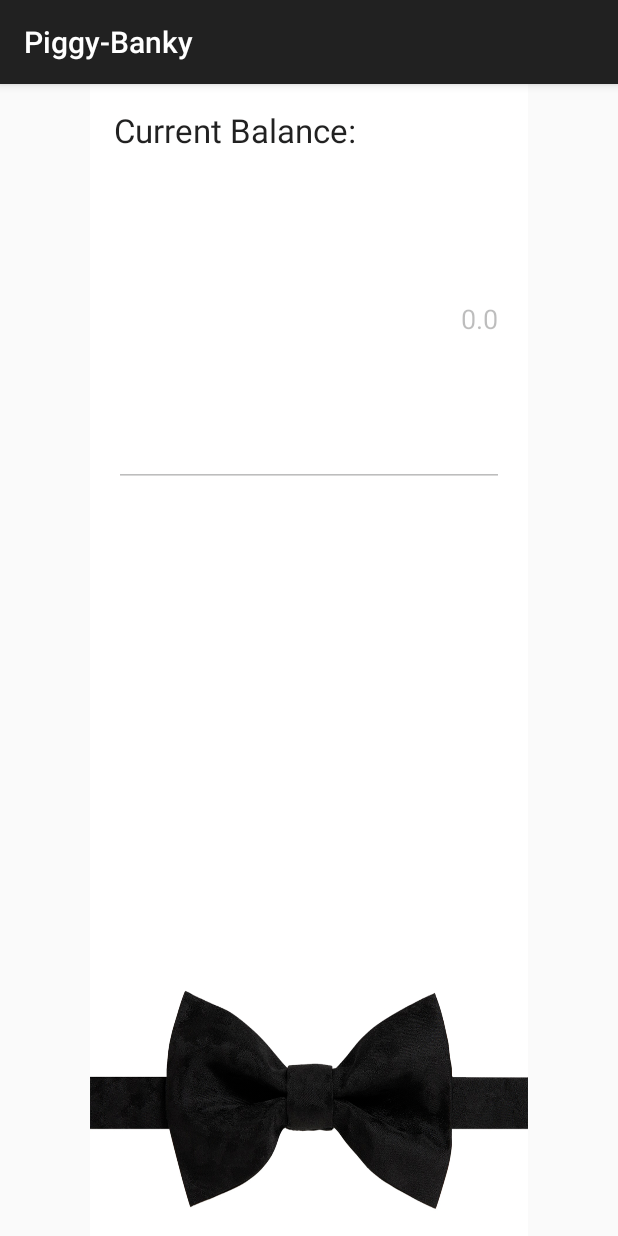
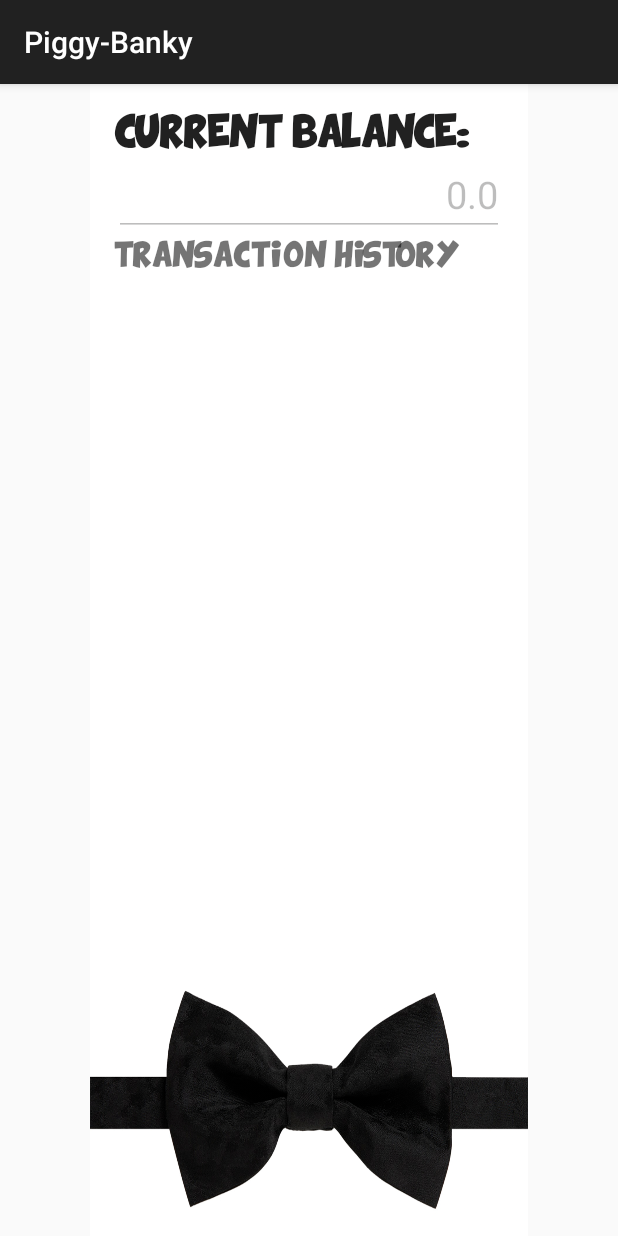
Before and after one commit to abiegamao/AndroidBankApp, an Android app: the TransactionHistory screen opened directly, with no data from a screen before it, on a phone screen of 412 x 824 dp. Run offline under Robolectric (Android 15) with nearby library versions, the phone set to English and light mode, and no system bars; 1 statement that could not run was skipped.

Commit message:
final-Cy

```diff
--- a/app/src/main/java/com/example/abiegamao/myapplication/Deposit.java
+++ b/app/src/main/java/com/example/abiegamao/myapplication/Deposit.java
@@ -19,6 +19,8 @@
     EditText editAmount;
     TextView currBaltxt, amtBaltxt;
     DatabaseHelper helper;
+    double bal;
+
 
     @Override
     protected void onCreate(Bundle savedInstanceState) {
@@ -58,6 +60,11 @@
         newTrans.setAmount(Float.valueOf(editAmount.getText().toString()));
         newTrans.setDate(dateFormat.format(date));
         newTrans.setTransactionType(1);
+        bal = newTrans.getAmount();
+        if(bal <= 0) {
+            alert("Cannot deposit such amount");
+            return;
+        }
         if(helper.insertTransaction(newTrans))
             alert("Success");
 
--- a/app/src/main/java/com/example/abiegamao/myapplication/TransactionHistory.java
+++ b/app/src/main/java/com/example/abiegamao/myapplication/TransactionHistory.java
@@ -1,16 +1,19 @@
 package com.example.abiegamao.myapplication;
 
 import android.database.Cursor;
+import android.graphics.Typeface;
 import android.support.v7.app.AppCompatActivity;
 import android.os.Bundle;
 import android.widget.ArrayAdapter;
 import android.widget.EditText;
 import android.widget.ListView;
 import android.widget.SimpleCursorAdapter;
+import android.widget.TextView;
 
 public class TransactionHistory extends AppCompatActivity {
     EditText curr;
     EditText editAmount;
+    TextView strCurrBal,strTH;
     ListView li;
     DatabaseHelper helper;
     TransactionClass[] t;
@@ -21,13 +24,38 @@
         super.onCreate(savedInstanceState);
         setContentView(R.layout.activity_transaction_history);
 
-        li = (ListView) findViewById(R.id.listView);
+        li = (ListView) findViewById(R.id.listViewTH);
         helper = new DatabaseHelper(this);
         curr = (EditText) findViewById(R.id.editTextCurrBalTH);
         curr.setEnabled(false);
 
+        helper = new DatabaseHelper(this);
+        strCurrBal=(TextView) findViewById(R.id.textViewCurrBalanceTH);
+        curr = (EditText) findViewById(R.id.editTextCurrBalTH);
+        strTH = (TextView) findViewById(R.id.textViewTH);
+        curr.setEnabled(false);
+
+        //STR
+        Typeface gotham = Typeface.createFromAsset(getAssets(), "fonts/Gotham-Book-Regular.ttf");
+        Typeface funsized = Typeface.createFromAsset(getAssets(), "fonts/FunSized.ttf");
+        Typeface comix = Typeface.createFromAsset(getAssets(), "fonts/Comix-Loud.ttf");
+        Typeface fishFingers = Typeface.createFromAsset(getAssets(), "fonts/Fishfingers.ttf");
+
+        curr.setTypeface(fishFingers);
+        strCurrBal.setTypeface(comix);
+
+        strTH.setTypeface(comix);
+        curr.setTextSize(25);
+        strCurrBal.setTextSize(15);
+        strTH.setTextSize(12);
+
+        strCurrBal.setText("CURRENT BALANCE: ");
+
         //GET CURRENT BALANCE DEP-WITHDRAW
         getCurrBal();
+
+
+
         helper.numberOfRows();
         len = helper.numberOfRows();
         t = new TransactionClass[len];
--- a/app/src/main/java/com/example/abiegamao/myapplication/Withdraw.java
+++ b/app/src/main/java/com/example/abiegamao/myapplication/Withdraw.java
@@ -20,6 +20,7 @@
     DatabaseHelper helper;
     EditText curr,editAmount;
     TextView currBaltxt, amtBaltxt;
+    Double bal;
 
 
     @Override
@@ -60,7 +61,10 @@
         trans.setDate(dateFormat.format(date));
 
 
-
+        if(Float.valueOf(editAmount.getText().toString())<=0){
+            alert("Cannot Withdraw such Amount.");
+            return;
+        }
         if(helper.insertTransaction(trans))
             alert("Success");
             editAmount.setText("0.0");
@@ -85,6 +89,8 @@
         Cursor w = helper.getTotalW();
         d.moveToFirst();
         w.moveToFirst();
-        curr.setText(String.valueOf(d.getDouble(0) - w.getDouble(0)));
+        bal = d.getDouble(0) - w.getDouble(0);
+
+        curr.setText(String.valueOf(bal));
     }
 }
--- a/app/src/main/res/layout/activity_transaction_history.xml
+++ b/app/src/main/res/layout/activity_transaction_history.xml
@@ -13,34 +13,41 @@
     android:orientation="vertical"
     tools:context="com.example.abiegamao.myapplication.TransactionHistory">
 
-    <TextView
-        android:layout_width="wrap_content"
-        android:layout_height="wrap_content"
-        android:textAppearance="?android:attr/textAppearanceLarge"
-        android:text="Current Balance:"
-        android:id="@+id/textViewCurrBalanceTH" />
+    <LinearLayout
+        android:orientation="vertical"
+        android:layout_width="match_parent"
+        android:layout_height="120dp">
 
+        <TextView
+            android:layout_width="match_parent"
+            android:layout_height="wrap_content"
+            android:textAppearance="?android:attr/textAppearanceLarge"
+            android:text="Current Balance:"
+            android:id="@+id/textViewCurrBalanceTH" />
+
+        <EditText
+            android:layout_width="match_parent"
+            android:layout_height="wrap_content"
+            android:id="@+id/editTextCurrBalTH"
+            android:text="0.0"
+            android:textAlignment="viewEnd" />
+
+        <TextView
+            android:layout_width="wrap_content"
+            android:layout_height="wrap_content"
+            android:text="TRANSACTION HISTORY"
+            android:id="@+id/textViewTH" />
+    </LinearLayout>
     <LinearLayout
         android:orientation="vertical"
         android:layout_width="match_parent"
         android:layout_height="match_parent">
 
-
-
-        <EditText
-            android:layout_width="match_parent"
-            android:layout_height="40dp"
-            android:id="@+id/editTextCurrBalTH"
-            android:layout_weight="1"
-            android:text="0.0"
-            android:textAlignment="viewEnd" />
-
         <ListView
             android:layout_width="wrap_content"
-            android:layout_height="300dp"
-            android:id="@+id/listView"
-            android:scrollbarAlwaysDrawVerticalTrack="true"
-            android:layout_weight="1" />
+            android:layout_height="259dp"
+            android:id="@+id/listViewTH"
+            android:scrollbarAlwaysDrawVerticalTrack="true" />
+
     </LinearLayout>
-
 </LinearLayout>
```
